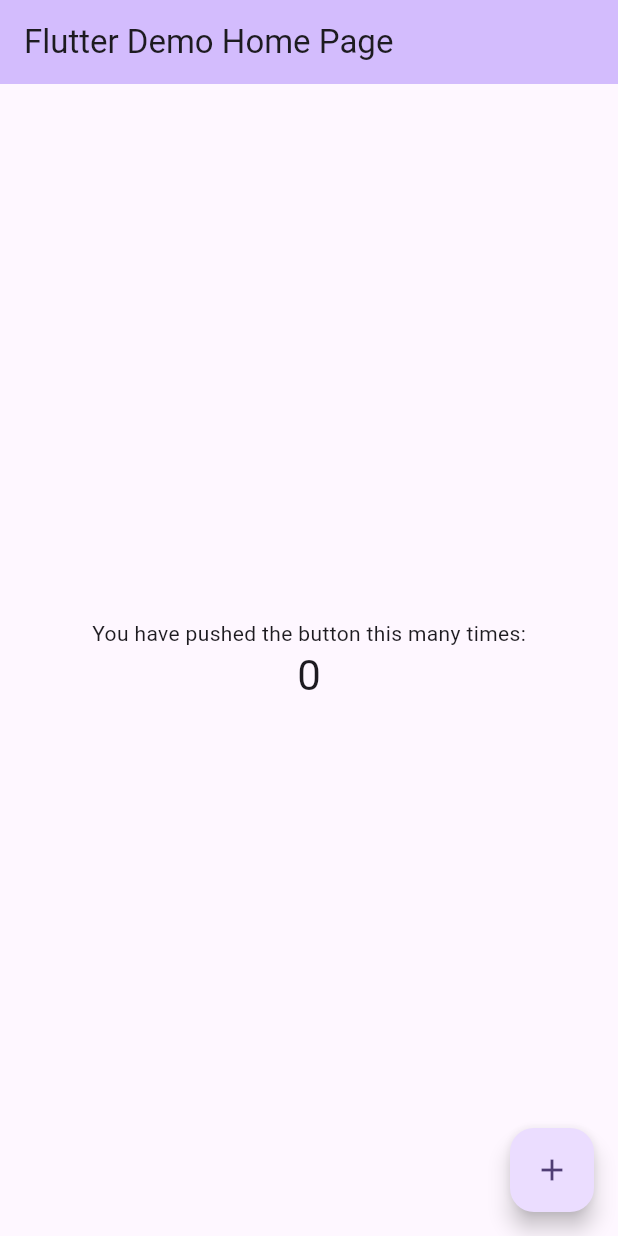
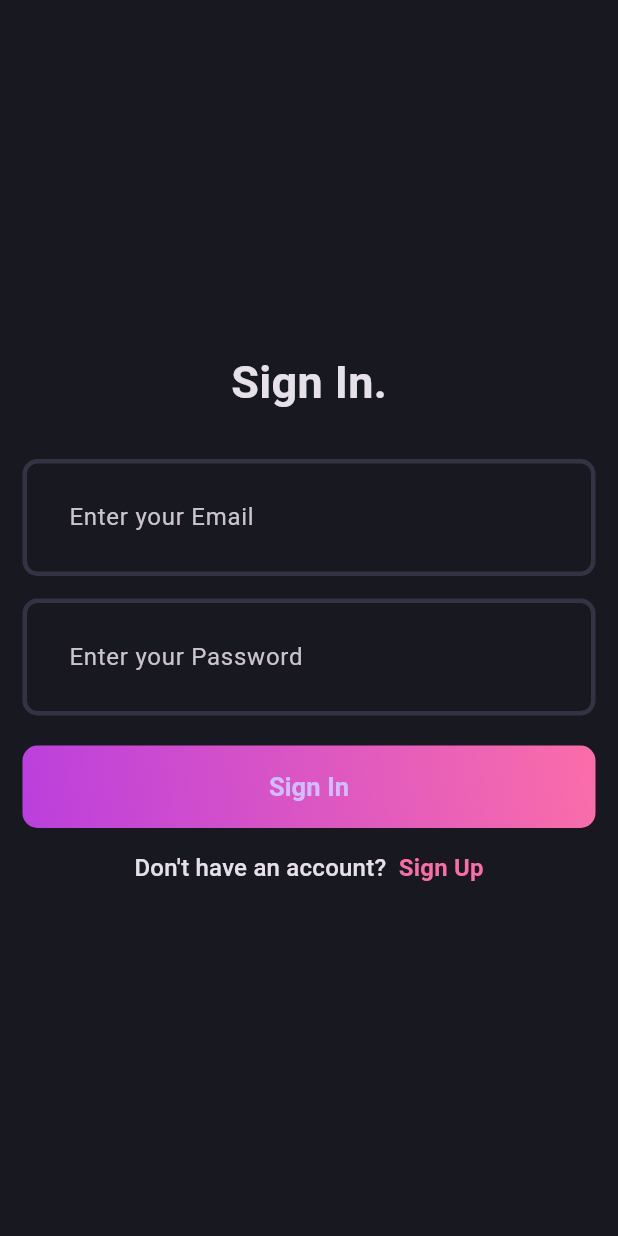
Before and after one commit to Ajinkya998/blog_app, a Flutter app: the screen it shows after launch, on a phone screen of 412 x 824 dp. Run offline on Flutter 3.47's test engine with Material 3 defaults, Android fonts, the phone set to English and light mode, and no system bars.

Commit message:
Created Auth Screens

```diff
--- /dev/null
+++ b/lib/core/theme/app_pallette.dart
@@ -0,0 +1,13 @@
+import 'package:flutter/material.dart';
+
+class AppPallete {
+  static const Color backgroundColor = Color.fromRGBO(24, 24, 32, 1);
+  static const Color gradient1 = Color.fromRGBO(187, 63, 221, 1);
+  static const Color gradient2 = Color.fromRGBO(251, 109, 169, 1);
+  static const Color gradient3 = Color.fromRGBO(255, 159, 124, 1);
+  static const Color borderColor = Color.fromRGBO(52, 51, 67, 1);
+  static const Color whiteColor = Colors.white;
+  static const Color greyColor = Colors.grey;
+  static const Color errorColor = Colors.redAccent;
+  static const Color transparentColor = Colors.transparent;
+}
--- /dev/null
+++ b/lib/core/theme/theme.dart
@@ -0,0 +1,20 @@
+import 'package:blog_app/core/theme/app_pallette.dart';
+import 'package:flutter/material.dart';
+
+class AppTheme {
+  static _border([Color color = AppPallete.borderColor]) => OutlineInputBorder(
+        borderRadius: BorderRadius.circular(10),
+        borderSide: BorderSide(
+          color: color,
+          width: 3,
+        ),
+      );
+  static final darkTheme = ThemeData.dark().copyWith(
+    scaffoldBackgroundColor: AppPallete.backgroundColor,
+    inputDecorationTheme: InputDecorationTheme(
+      contentPadding: const EdgeInsets.all(27),
+      enabledBorder: _border(),
+      focusedBorder: _border(AppPallete.gradient2),
+    ),
+  );
+}
--- /dev/null
+++ b/lib/features/auth/presentation/pages/sign_in.dart
@@ -0,0 +1,85 @@
+import 'package:blog_app/core/theme/app_pallette.dart';
+import 'package:blog_app/features/auth/presentation/pages/sign_up.dart';
+import 'package:blog_app/features/auth/presentation/widgets/auth_field.dart';
+import 'package:blog_app/features/auth/presentation/widgets/auth_gradient_button.dart';
+import 'package:flutter/gestures.dart';
+import 'package:flutter/material.dart';
+
+class SignInPage extends StatefulWidget {
+  const SignInPage({super.key});
+
+  @override
+  State<SignInPage> createState() => _SignInPageState();
+}
+
+class _SignInPageState extends State<SignInPage> {
+  final TextEditingController _emailController = TextEditingController();
+  final TextEditingController _passwordController = TextEditingController();
+  final _formKey = GlobalKey<FormState>();
+
+  @override
+  void dispose() {
+    _emailController.dispose();
+    _passwordController.dispose();
+    super.dispose();
+  }
+
+  @override
+  Widget build(BuildContext context) {
+    return Scaffold(
+      body: Padding(
+        padding: const EdgeInsets.all(15.0),
+        child: Form(
+          key: _formKey,
+          child: Column(
+            mainAxisAlignment: MainAxisAlignment.center,
+            children: [
+              const Text(
+                'Sign In.',
+                style: TextStyle(
+                  fontSize: 30,
+                  fontWeight: FontWeight.bold,
+                ),
+              ),
+              const SizedBox(height: 30),
+              AuthField(
+                  hintText: "Enter your Email", controller: _emailController),
+              const SizedBox(height: 15),
+              AuthField(
+                  hintText: "Enter your Password",
+                  controller: _passwordController,
+                  isObscureText: true),
+              const SizedBox(height: 20),
+              const AuthGradientButton(buttonText: 'Sign In'),
+              const SizedBox(height: 15),
+              RichText(
+                text: TextSpan(
+                  text: 'Don\'t have an account? ',
+                  style: Theme.of(context).textTheme.titleMedium,
+                  children: [
+                    TextSpan(
+                      recognizer: TapGestureRecognizer()
+                        ..onTap = () {
+                          Navigator.push(
+                            context,
+                            MaterialPageRoute(
+                              builder: (context) => const SignUpPage(),
+                            ),
+                          );
+                        },
+                      text: ' Sign Up',
+                      style: Theme.of(context).textTheme.titleMedium?.copyWith(
+                            color: AppPallete.gradient2,
+                            fontWeight: FontWeight.bold,
+                          ),
+                    )
+                  ],
+                ),
+              ),
+            ],
+          ),
+        ),
+      ),
+    );
+  }
+}
--- /dev/null
+++ b/lib/features/auth/presentation/widgets/auth_field.dart
@@ -0,0 +1,30 @@
+import 'package:flutter/material.dart';
+
+class AuthField extends StatelessWidget {
+  final String hintText;
+  final TextEditingController controller;
+  final bool isObscureText;
+  const AuthField({
+    super.key,
+    required this.hintText,
+    required this.controller,
+    this.isObscureText = false,
+  });
+
+  @override
+  Widget build(BuildContext context) {
+    return TextFormField(
+      controller: controller,
+      obscureText: isObscureText,
+      validator: (value) {
+        if (value == null || value.isEmpty) {
+          return '$hintText is missing!';
+        }
+        return null;
+      },
+      decoration: InputDecoration(
+        hintText: hintText,
+      ),
+    );
+  }
+}
--- /dev/null
+++ b/lib/features/auth/presentation/widgets/auth_gradient_button.dart
@@ -0,0 +1,36 @@
+import 'package:blog_app/core/theme/app_pallette.dart';
+import 'package:flutter/material.dart';
+
+class AuthGradientButton extends StatelessWidget {
+  final String buttonText;
+  const AuthGradientButton({super.key, required this.buttonText});
+
+  @override
+  Widget build(BuildContext context) {
+    return Container(
+      decoration: BoxDecoration(
+        gradient: const LinearGradient(
+          colors: [
+            AppPallete.gradient1,
+            AppPallete.gradient2,
+          ],
+          begin: Alignment.bottomLeft,
+          end: Alignment.topRight,
+        ),
+        borderRadius: BorderRadius.circular(10),
+      ),
+      child: ElevatedButton(
+        style: ElevatedButton.styleFrom(
+          fixedSize: const Size(395, 55),
+          backgroundColor: AppPallete.transparentColor,
+          shadowColor: AppPallete.transparentColor,
+        ),
+        onPressed: () {},
+        child: Text(
+          buttonText,
+          style: const TextStyle(fontSize: 17, fontWeight: FontWeight.w600),
+        ),
+      ),
+    );
+  }
+}
--- a/lib/main.dart
+++ b/lib/main.dart
@@ -1,3 +1,5 @@
+import 'package:blog_app/core/theme/theme.dart';
+import 'package:blog_app/features/auth/presentation/pages/sign_in.dart';
 import 'package:flutter/material.dart';
 
 void main() {
@@ -7,119 +9,13 @@ void main() {
 class MyApp extends StatelessWidget {
   const MyApp({super.key});
 
-  // This widget is the root of your application.
   @override
   Widget build(BuildContext context) {
     return MaterialApp(
-      title: 'Flutter Demo',
-      theme: ThemeData(
-        // This is the theme of your application.
-        //
-        // TRY THIS: Try running your application with "flutter run". You'll see
-        // the application has a purple toolbar. Then, without quitting the app,
-        // try changing the seedColor in the colorScheme below to Colors.green
-        // and then invoke "hot reload" (save your changes or press the "hot
-        // reload" button in a Flutter-supported IDE, or press "r" if you used
-        // the command line to start the app).
-        //
-        // Notice that the counter didn't reset back to zero; the application
-        // state is not lost during the reload. To reset the state, use hot
-        // restart instead.
-        //
-        // This works for code too, not just values: Most code changes can be
-        // tested with just a hot reload.
-        colorScheme: ColorScheme.fromSeed(seedColor: Colors.deepPurple),
-        useMaterial3: true,
-      ),
-      home: const MyHomePage(title: 'Flutter Demo Home Page'),
+      debugShowCheckedModeBanner: false,
+      theme: AppTheme.darkTheme,
+      title: 'Blog App',
+      home: const SignInPage(),
     );
   }
 }
-
-class MyHomePage extends StatefulWidget {
-  const MyHomePage({super.key, required this.title});
-
-  // This widget is the home page of your application. It is stateful, meaning
-  // that it has a State object (defined below) that contains fields that affect
-  // how it looks.
-
-  // This class is the configuration for the state. It holds the values (in this
-  // case the title) provided by the parent (in this case the App widget) and
-  // used by the build method of the State. Fields in a Widget subclass are
-  // always marked "final".
-
-  final String title;
-
-  @override
-  State<MyHomePage> createState() => _MyHomePageState();
-}
-
-class _MyHomePageState extends State<MyHomePage> {
-  int _counter = 0;
-
-  void _incrementCounter() {
-    setState(() {
-      // This call to setState tells the Flutter framework that something has
-      // changed in this State, which causes it to rerun the build method below
-      // so that the display can reflect the updated values. If we changed
-      // _counter without calling setState(), then the build method would not be
-      // called again, and so nothing would appear to happen.
-      _counter++;
-    });
-  }
-
-  @override
-  Widget build(BuildContext context) {
-    // This method is rerun every time setState is called, for instance as done
-    // by the _incrementCounter method above.
-    //
-    // The Flutter framework has been optimized to make rerunning build methods
-    // fast, so that you can just rebuild anything that needs updating rather
-    // than having to individually change instances of widgets.
-    return Scaffold(
-      appBar: AppBar(
-        // TRY THIS: Try changing the color here to a specific color (to
-        // Colors.amber, perhaps?) and trigger a hot reload to see the AppBar
-        // change color while the other colors stay the same.
-        backgroundColor: Theme.of(context).colorScheme.inversePrimary,
-        // Here we take the value from the MyHomePage object that was created by
-        // the App.build method, and use it to set our appbar title.
-        title: Text(widget.title),
-      ),
-      body: Center(
-        // Center is a layout widget. It takes a single child and positions it
-        // in the middle of the parent.
-        child: Column(
-          // Column is also a layout widget. It takes a list of children and
-          // arranges them vertically. By default, it sizes itself to fit its
-          // children horizontally, and tries to be as tall as its parent.
-          //
-          // Column has various properties to control how it sizes itself and
-          // how it positions its children. Here we use mainAxisAlignment to
-          // center the children vertically; the main axis here is the vertical
-          // axis because Columns are vertical (the cross axis would be
-          // horizontal).
-          //
-          // TRY THIS: Invoke "debug painting" (choose the "Toggle Debug Paint"
-          // action in the IDE, or press "p" in the console), to see the
-          // wireframe for each widget.
-          mainAxisAlignment: MainAxisAlignment.center,
-          children: <Widget>[
-            const Text(
-              'You have pushed the button this many times:',
-            ),
-            Text(
-              '$_counter',
-              style: Theme.of(context).textTheme.headlineMedium,
-            ),
-          ],
-        ),
-      ),
-      floatingActionButton: FloatingActionButton(
-        onPressed: _incrementCounter,
-        tooltip: 'Increment',
-        child: const Icon(Icons.add),
-      ), // This trailing comma makes auto-formatting nicer for build methods.
-    );
-  }
-}
```
Also changed, not shown: lib/features/auth/presentation/pages/sign_up.dart (added, +84 -0 lines).
